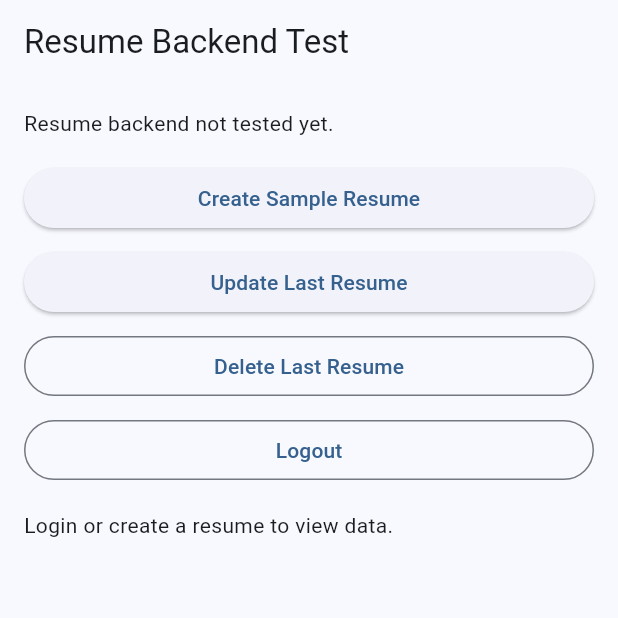
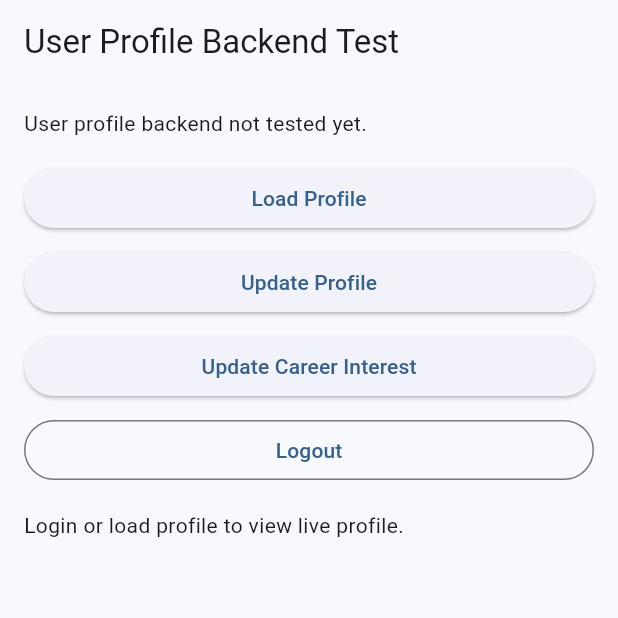
Before and after one commit to Maharjanprayab/Early_carer_assitance_app, a Flutter app: the screen it shows after launch, on a phone screen of 412 x 824 dp, the top half of it. Run offline on Flutter 3.47's test engine with Material 3 defaults, Android fonts, the light colour scheme and no system bars; our stand-ins replace cloud_firestore, firebase_auth, firebase_core, firebase_storage; accounts and stored records are empty.

Commit message:
Add app user model and user service

```diff
--- a/lib/backend/auth_service.dart
+++ b/lib/backend/auth_service.dart
@@ -1,12 +1,12 @@
 import 'package:cloud_firestore/cloud_firestore.dart';
 import 'package:firebase_auth/firebase_auth.dart';
 
+import '../models/app_user.dart';
+
 class AuthService {
-  AuthService({
-    FirebaseAuth? auth,
-    FirebaseFirestore? firestore,
-  })  : _auth = auth ?? FirebaseAuth.instance,
-        _firestore = firestore ?? FirebaseFirestore.instance;
+  AuthService({FirebaseAuth? auth, FirebaseFirestore? firestore})
+    : _auth = auth ?? FirebaseAuth.instance,
+      _firestore = firestore ?? FirebaseFirestore.instance;
 
   final FirebaseAuth _auth;
   final FirebaseFirestore _firestore;
@@ -33,15 +33,17 @@ class AuthService {
         throw Exception('User account was not created.');
       }
 
-      await _firestore.collection('users').doc(user.uid).set({
-        'uid': user.uid,
-        'fullName': fullName.trim(),
-        'email': email.trim(),
-        'degree': degree.trim(),
-        'careerInterest': '',
-        'createdAt': FieldValue.serverTimestamp(),
-        'updatedAt': FieldValue.serverTimestamp(),
-      });
+      final appUser = AppUser(
+        uid: user.uid,
+        fullName: fullName.trim(),
+        email: email.trim(),
+        degree: degree.trim(),
+        careerInterest: '',
+        createdAt: null,
+        updatedAt: null,
+      );
+
+      await _firestore.collection('users').doc(user.uid).set(appUser.toMap());
 
       return credential;
     } on FirebaseAuthException catch (e) {
--- a/lib/backend/user_service.dart
+++ b/lib/backend/user_service.dart
@@ -0,0 +1,95 @@
+import 'package:cloud_firestore/cloud_firestore.dart';
+import 'package:firebase_auth/firebase_auth.dart';
+
+import '../models/app_user.dart';
+
+class UserService {
+  UserService({
+    FirebaseFirestore? firestore,
+    FirebaseAuth? auth,
+  })  : _firestore = firestore ?? FirebaseFirestore.instance,
+        _auth = auth ?? FirebaseAuth.instance;
+
+  final FirebaseFirestore _firestore;
+  final FirebaseAuth _auth;
+
+  User? get currentFirebaseUser => _auth.currentUser;
+
+  Future<AppUser?> getCurrentUserProfile() async {
+    final user = _auth.currentUser;
+
+    if (user == null) {
+      return null;
+    }
+
+    final doc = await _firestore.collection('users').doc(user.uid).get();
+
+    if (!doc.exists) {
+      return null;
+    }
+
+    return AppUser.fromFirestore(doc);
+  }
+
+  Stream<AppUser?> currentUserProfileStream() {
+    final user = _auth.currentUser;
+
+    if (user == null) {
+      return const Stream.empty();
+    }
+
+    return _firestore.collection('users').doc(user.uid).snapshots().map((doc) {
+      if (!doc.exists) {
+        return null;
+      }
+
+      return AppUser.fromFirestore(doc);
+    });
+  }
+
+  Future<void> createUserProfile(AppUser appUser) async {
+    await _firestore.collection('users').doc(appUser.uid).set(appUser.toMap());
+  }
+
+  Future<void> updateCurrentUserProfile({
+    required String fullName,
+    required String degree,
+    required String careerInterest,
+  }) async {
+    final user = _auth.currentUser;
+
+    if (user == null) {
+      throw Exception('User must be logged in.');
+    }
+
+    await _firestore.collection('users').doc(user.uid).update({
+      'fullName': fullName.trim(),
+      'degree': degree.trim(),
+      'careerInterest': careerInterest.trim(),
+      'updatedAt': FieldValue.serverTimestamp(),
+    });
+  }
+
+  Future<void> updateCareerInterest(String careerInterest) async {
+    final user = _auth.currentUser;
+
+    if (user == null) {
+      throw Exception('User must be logged in.');
+    }
+
+    await _firestore.collection('users').doc(user.uid).update({
+      'careerInterest': careerInterest.trim(),
+      'updatedAt': FieldValue.serverTimestamp(),
+    });
+  }
+
+  Future<void> deleteCurrentUserProfile() async {
+    final user = _auth.currentUser;
+
+    if (user == null) {
+      throw Exception('User must be logged in.');
+    }
+
+    await _firestore.collection('users').doc(user.uid).delete();
+  }
+}
--- a/lib/main.dart
+++ b/lib/main.dart
@@ -7,6 +7,7 @@ import 'screens/auth/test_auth_screen.dart';
 import 'screens/skills/test_skill_gap_screen.dart';
 import 'screens/resume/test_resume_screen.dart';
 import 'screens/portfolio/test_portfolio_screen.dart';
+import 'screens/profile/test_user_profile_screen.dart';
 
 import 'firebase_options.dart';
 
@@ -32,7 +33,7 @@ class EarlyCareerApp extends StatelessWidget {
         useMaterial3: true,
         colorSchemeSeed: Colors.blue,
       ),
-      home: TestResumeScreen(),
+      home: TestUserProfileScreen(),
     );
   }
 }
--- a/lib/models/app_user.dart
+++ b/lib/models/app_user.dart
@@ -0,0 +1,86 @@
+import 'package:cloud_firestore/cloud_firestore.dart';
+
+class AppUser {
+  const AppUser({
+    required this.uid,
+    required this.fullName,
+    required this.email,
+    required this.degree,
+    required this.careerInterest,
+    required this.createdAt,
+    required this.updatedAt,
+  });
+
+  final String uid;
+  final String fullName;
+  final String email;
+  final String degree;
+  final String careerInterest;
+  final DateTime? createdAt;
+  final DateTime? updatedAt;
+
+  factory AppUser.fromFirestore(
+    DocumentSnapshot<Map<String, dynamic>> doc,
+  ) {
+    final data = doc.data() ?? {};
+
+    return AppUser(
+      uid: data['uid']?.toString() ?? doc.id,
+      fullName: data['fullName']?.toString() ?? '',
+      email: data['email']?.toString() ?? '',
+      degree: data['degree']?.toString() ?? '',
+      careerInterest: data['careerInterest']?.toString() ?? '',
+      createdAt: data['createdAt'] is Timestamp
+          ? (data['createdAt'] as Timestamp).toDate()
+          : null,
+      updatedAt: data['updatedAt'] is Timestamp
+          ? (data['updatedAt'] as Timestamp).toDate()
+          : null,
+    );
+  }
+
+  Map<String, dynamic> toMap() {
+    return {
+      'uid': uid,
+      'fullName': fullName,
+      'email': email,
+      'degree': degree,
+      'careerInterest': careerInterest,
+      'createdAt': createdAt == null
+          ? FieldValue.serverTimestamp()
+          : Timestamp.fromDate(createdAt!),
+      'updatedAt': updatedAt == null
+          ? FieldValue.serverTimestamp()
+          : Timestamp.fromDate(updatedAt!),
+    };
+  }
+
+  Map<String, dynamic> toUpdateMap() {
+    return {
+      'fullName': fullName,
+      'degree': degree,
+      'careerInterest': careerInterest,
+      'updatedAt': FieldValue.serverTimestamp(),
+    };
+  }
+
+  AppUser copyWith({
+    String? uid,
+    String? fullName,
+    String? email,
+    String? degree,
+    String? careerInterest,
+    DateTime? createdAt,
+    DateTime? updatedAt,
+  }) {
+    return AppUser(
+      uid: uid ?? this.uid,
+      fullName: fullName ?? this.fullName,
+      email: email ?? this.email,
+      degree: degree ?? this.degree,
+      careerInterest: careerInterest ?? this.careerInterest,
+      createdAt: createdAt ?? this.createdAt,
+      updatedAt: updatedAt ?? this.updatedAt,
+    );
+  }
+}
--- /dev/null
+++ b/lib/screens/profile/test_user_profile_screen.dart
@@ -0,0 +1,195 @@
+import 'package:flutter/material.dart';
+
+import '../../backend/auth_service.dart';
+import '../../backend/user_service.dart';
+import '../../models/app_user.dart';
+
+class TestUserProfileScreen extends StatefulWidget {
+  const TestUserProfileScreen({super.key});
+
+  @override
+  State<TestUserProfileScreen> createState() => _TestUserProfileScreenState();
+}
+
+class _TestUserProfileScreenState extends State<TestUserProfileScreen> {
+  final AuthService _authService = AuthService();
+  final UserService _userService = UserService();
+
+  String _message = 'User profile backend not tested yet.';
+
+  Future<void> _loginOrCreateTestUser() async {
+    try {
+      await _authService.login(
+        email: 'profiletest@example.com',
+        password: 'Password123!',
+      );
+    } catch (_) {
+      await _authService.signUp(
+        fullName: 'Profile Test Student',
+        email: 'profiletest@example.com',
+        password: 'Password123!',
+        degree: 'Bachelor of IT',
+      );
+    }
+  }
+
+  Future<void> _loadProfile() async {
+    try {
+      await _loginOrCreateTestUser();
+
+      final profile = await _userService.getCurrentUserProfile();
+
+      if (profile == null) {
+        setState(() {
+          _message = 'No profile found.';
+        });
+        return;
+      }
+
+      setState(() {
+        _message = '''
+Profile loaded:
+
+UID: ${profile.uid}
+Name: ${profile.fullName}
+Email: ${profile.email}
+Degree: ${profile.degree}
+Career Interest: ${profile.careerInterest.isEmpty ? 'Not set' : profile.careerInterest}
+''';
+      });
+    } catch (e) {
+      setState(() {
+        _message = 'Load profile failed: $e';
+      });
+    }
+  }
+
+  Future<void> _updateProfile() async {
+    try {
+      await _loginOrCreateTestUser();
+
+      await _userService.updateCurrentUserProfile(
+        fullName: 'Updated Profile Test Student',
+        degree: 'Bachelor of Information Technology',
+        careerInterest: 'Backend Developer',
+      );
+
+      setState(() {
+        _message = 'Profile updated successfully.';
+      });
+    } catch (e) {
+      setState(() {
+        _message = 'Update profile failed: $e';
+      });
+    }
+  }
+
+  Future<void> _updateCareerInterest() async {
+    try {
+      await _loginOrCreateTestUser();
+
+      await _userService.updateCareerInterest('Frontend Developer');
+
+      setState(() {
+        _message = 'Career interest updated to Frontend Developer.';
+      });
+    } catch (e) {
+      setState(() {
+        _message = 'Update career interest failed: $e';
+      });
+    }
+  }
+
+  Future<void> _logout() async {
+    await _authService.logout();
+
+    setState(() {
+      _message = 'Logged out.';
+    });
+  }
+
+  Stream<AppUser?>? _profileStream() {
+    if (_authService.currentUser == null) {
+      return null;
+    }
+
+    return _userService.currentUserProfileStream();
+  }
+
+  @override
+  Widget build(BuildContext context) {
+    final stream = _profileStream();
+
+    return Scaffold(
+      appBar: AppBar(
+        title: const Text('User Profile Backend Test'),
+      ),
+      body: Padding(
+        padding: const EdgeInsets.all(16),
+        child: Column(
+          crossAxisAlignment: CrossAxisAlignment.stretch,
+          children: [
+            Text(_message),
+            const SizedBox(height: 16),
+            ElevatedButton(
+              onPressed: _loadProfile,
+              child: const Text('Load Profile'),
+            ),
+            const SizedBox(height: 8),
+            ElevatedButton(
+              onPressed: _updateProfile,
+              child: const Text('Update Profile'),
+            ),
+            const SizedBox(height: 8),
+            ElevatedButton(
+              onPressed: _updateCareerInterest,
+              child: const Text('Update Career Interest'),
+            ),
+            const SizedBox(height: 8),
+            OutlinedButton(
+              onPressed: _logout,
+              child: const Text('Logout'),
+            ),
+            const SizedBox(height: 16),
+            Expanded(
+              child: stream == null
+                  ? const Text('Login or load profile to view live profile.')
+                  : StreamBuilder<AppUser?>(
+                      stream: stream,
+                      builder: (context, snapshot) {
+                        if (snapshot.hasError) {
+                          return Text('Error: ${snapshot.error}');
+                        }
+
+                        if (snapshot.connectionState ==
+                            ConnectionState.waiting) {
+                          return const Center(
+                            child: CircularProgressIndicator(),
+                          );
+                        }
+
+                        final profile = snapshot.data;
+
+                        if (profile == null) {
+                          return const Text('No live profile found.');
+                        }
+
+                        return Card(
+                          child: ListTile(
+                            title: Text(profile.fullName),
+                            subtitle: Text(
+                              '${profile.email}\n'
+                              '${profile.degree}\n'
+                              'Interest: ${profile.careerInterest}',
+                            ),
+                          ),
+                        );
+                      },
+                    ),
+            ),
+          ],
+        ),
+      ),
+    );
+  }
+}
```
